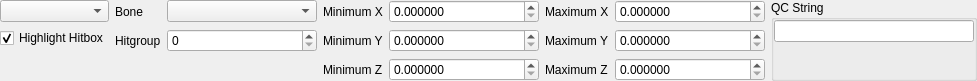
Above: src/tools/hlam/ui/assets/studiomodel/dockpanels/StudioModelHitboxesPanel.ui from SamVanheer/HalfLifeAssetManager before the change. Below: the same form after it.
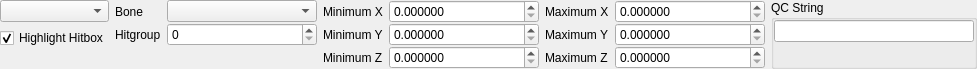
That is the form after the change.

Commit message: Use consistent spacing, use SetFixedSize on Cameras panel Resolves #167 #165

Patch:
```diff
--- a/src/tools/hlam/ui/assets/studiomodel/dockpanels/StudioModelHitboxesPanel.ui
+++ b/src/tools/hlam/ui/assets/studiomodel/dockpanels/StudioModelHitboxesPanel.ui
@@ -7,7 +7,7 @@
     <x>0</x>
     <y>0</y>
     <width>941</width>
-    <height>80</height>
+    <height>62</height>
    </rect>
   </property>
   <property name="windowTitle">
@@ -83,6 +83,9 @@
    </item>
    <item>
     <layout class="QGridLayout" name="gridLayout_2">
+     <property name="verticalSpacing">
+      <number>0</number>
+     </property>
      <item row="2" column="2">
       <widget class="QLabel" name="label_6">
        <property name="sizePolicy">
```
The commit also changes 9 other files.
